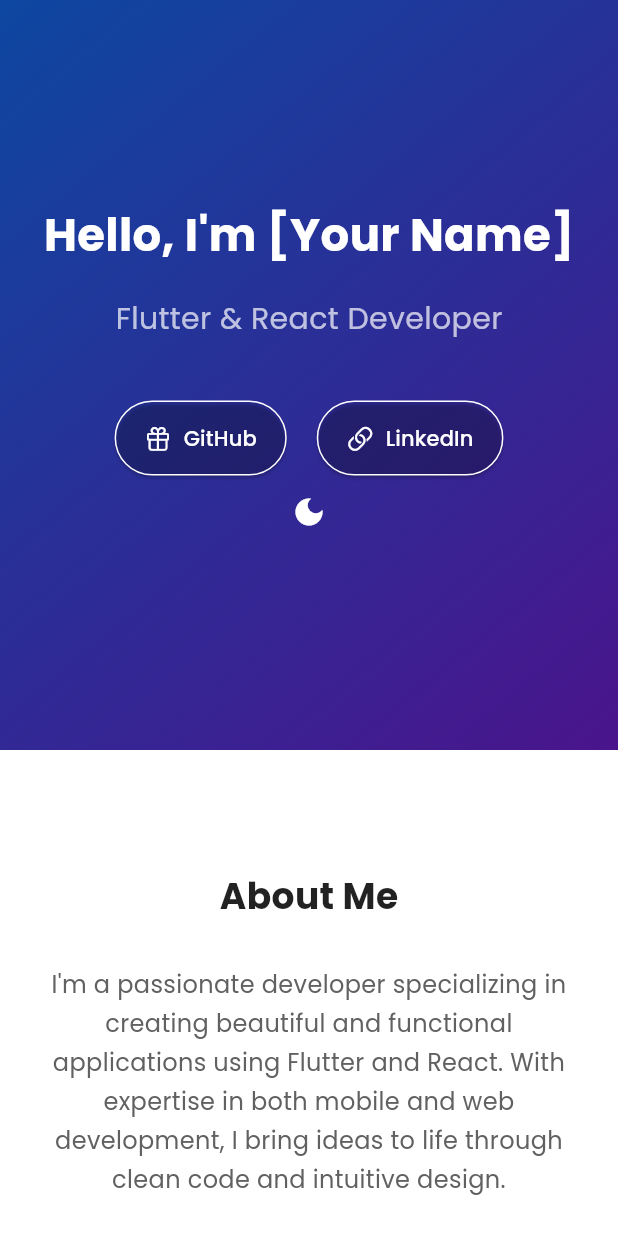
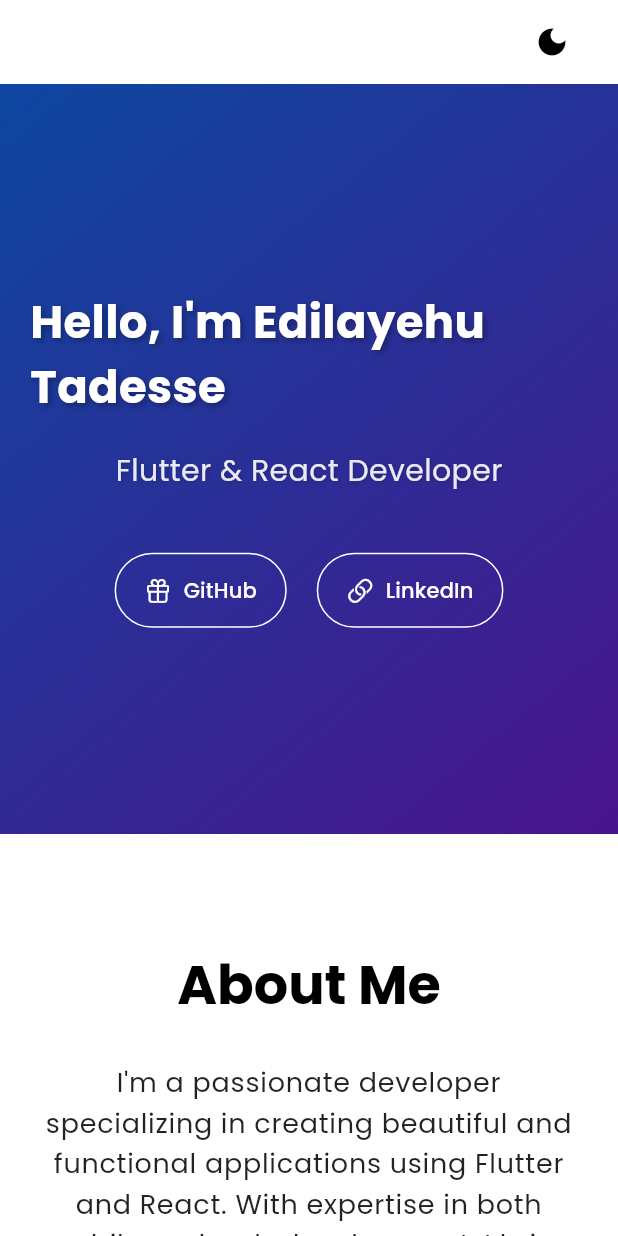
Before and after one commit to Edil-Ayehu/pro-portfolio, a Flutter app: the screen it shows after launch, on a phone screen of 412 x 824 dp. Run offline on Flutter 3.47's test engine with Material 3 defaults, Android fonts, the phone set to English and light mode, and no system bars; our stand-ins replace firebase_core, get, get_storage, google_fonts; accounts and stored records are empty.

Commit message:
dark theme compatibility

```diff
--- /dev/null
+++ b/lib/controllers/theme_controller.dart
@@ -0,0 +1,13 @@
+import 'package:flutter/material.dart';
+import 'package:get/get.dart';
+
+class ThemeController extends GetxController {
+  final _isDarkMode = false.obs;
+
+  bool get isDarkMode => _isDarkMode.value;
+
+  void toggleTheme() {
+    _isDarkMode.value = !_isDarkMode.value;
+    Get.changeThemeMode(_isDarkMode.value ? ThemeMode.dark : ThemeMode.light);
+  }
+}
--- a/lib/core/themes/app_theme.dart
+++ b/lib/core/themes/app_theme.dart
@@ -3,9 +3,11 @@ import 'package:google_fonts/google_fonts.dart';
 
 class AppTheme {
   static final lightTheme = ThemeData(
+    useMaterial3: true,
     brightness: Brightness.light,
     primaryColor: Colors.blue[900],
     scaffoldBackgroundColor: Colors.white,
+    cardColor: Colors.white,
     textTheme: TextTheme(
       displayLarge: GoogleFonts.poppins(
         fontSize: 48,
@@ -33,9 +35,11 @@ class AppTheme {
   );
 
   static final darkTheme = ThemeData(
+    useMaterial3: true,
     brightness: Brightness.dark,
     primaryColor: Colors.blue[400],
-    scaffoldBackgroundColor: Colors.grey[900],
+    scaffoldBackgroundColor: const Color(0xFF121212),
+    cardColor: const Color(0xFF1E1E1E),
     textTheme: TextTheme(
       displayLarge: GoogleFonts.poppins(
         fontSize: 48,
--- a/lib/main.dart
+++ b/lib/main.dart
@@ -1,6 +1,7 @@
 import 'package:firebase_core/firebase_core.dart';
 import 'package:flutter/material.dart';
 import 'package:get/get.dart';
+import 'package:portfolio_pro/controllers/theme_controller.dart';
 import 'package:portfolio_pro/core/themes/app_theme.dart';
 import 'package:portfolio_pro/core/themes/theme_provider.dart';
 import 'package:portfolio_pro/firebase_options.dart';
@@ -9,6 +10,10 @@
 void main() async {
   WidgetsFlutterBinding.ensureInitialized();
   await Firebase.initializeApp(options: DefaultFirebaseOptions.currentPlatform);
+
+  // Initialize the theme controller
+  Get.put(ThemeController());
+
   runApp(const MyApp());
 }
 
--- a/lib/views/screens/home_screen.dart
+++ b/lib/views/screens/home_screen.dart
@@ -2,24 +2,37 @@ import 'package:flutter/cupertino.dart';
 import 'package:flutter/material.dart';
 import 'package:get/get.dart';
 import 'package:google_fonts/google_fonts.dart';
-import 'package:portfolio_pro/core/themes/theme_provider.dart';
+import 'package:portfolio_pro/controllers/theme_controller.dart';
 
-class HomeScreen extends StatelessWidget {
+class HomeScreen extends GetView<ThemeController> {
   HomeScreen({super.key});
-
-  final ThemeProvider themeProvider = Get.find<ThemeProvider>();
 
   @override
   Widget build(BuildContext context) {
     return Scaffold(
+      backgroundColor: Theme.of(context).scaffoldBackgroundColor,
+      appBar: AppBar(
+        backgroundColor: Colors.transparent,
+        elevation: 0,
+        actions: [
+          IconButton(
+            onPressed: controller.toggleTheme,
+            icon: Obx(() => Icon(
+                  controller.isDarkMode ? Icons.light_mode : Icons.dark_mode,
+                  color: controller.isDarkMode ? Colors.white : Colors.black,
+                )),
+          ),
+          const SizedBox(width: 20),
+        ],
+      ),
       body: LayoutBuilder(
         builder: (context, constraints) {
           return SingleChildScrollView(
             child: Column(
               children: [
-                _buildHeader(constraints),
-                _buildAboutSection(constraints),
-                _buildTechStackSection(constraints),
+                _buildHeader(context, constraints),
+                _buildAboutSection(context, constraints),
+                _buildTechStackSection(context, constraints),
               ],
             ),
           );
@@ -28,17 +41,23 @@ class HomeScreen extends StatelessWidget {
     );
   }
 
-  Widget _buildHeader(BoxConstraints constraints) {
+  Widget _buildHeader(BuildContext context, BoxConstraints constraints) {
     bool isMobile = constraints.maxWidth < 600;
 
-    return Container(
+    return GetX<ThemeController>(
+      builder: (controller) => Container(
         height: isMobile ? 500 : 700,
         width: double.infinity,
         decoration: BoxDecoration(
           gradient: LinearGradient(
             begin: Alignment.topLeft,
             end: Alignment.bottomRight,
-          colors: [
+            colors: controller.isDarkMode
+                ? [
+                    const Color(0xFF1A237E), // Darker blue
+                    const Color(0xFF4A148C), // Darker purple
+                  ]
+                : [
                     Colors.blue.shade900,
                     Colors.purple.shade900,
                   ],
@@ -51,11 +70,18 @@ class HomeScreen extends StatelessWidget {
               mainAxisAlignment: MainAxisAlignment.center,
               children: [
                 Text(
-                "Hello, I'm [Your Name]",
+                  "Hello, I'm Edilayehu Tadesse",
                   style: GoogleFonts.poppins(
                     fontSize: isMobile ? 30 : 48,
                     fontWeight: FontWeight.bold,
                     color: Colors.white,
+                    shadows: [
+                      Shadow(
+                        color: Colors.black.withOpacity(0.3),
+                        offset: const Offset(2, 2),
+                        blurRadius: 5,
+                      ),
+                    ],
                   ),
                 ),
                 const SizedBox(height: 20),
@@ -63,37 +89,74 @@ class HomeScreen extends StatelessWidget {
                   "Flutter & React Developer",
                   style: GoogleFonts.poppins(
                     fontSize: isMobile ? 20 : 32,
-                  color: Colors.white70,
+                    color: Colors.white.withOpacity(0.9),
+                    shadows: [
+                      Shadow(
+                        color: Colors.black.withOpacity(0.2),
+                        offset: const Offset(1, 1),
+                        blurRadius: 3,
+                      ),
+                    ],
                   ),
                 ),
                 const SizedBox(height: 40),
                 Row(
                   mainAxisAlignment: MainAxisAlignment.center,
                   children: [
-                  _buildSocialButton(CupertinoIcons.gift, "GitHub"),
+                    _buildSocialButton(
+                      CupertinoIcons.gift,
+                      "GitHub",
+                      controller.isDarkMode,
+                    ),
                     const SizedBox(width: 20),
-                  _buildSocialButton(CupertinoIcons.link, "LinkedIn"),
+                    _buildSocialButton(
+                      CupertinoIcons.link,
+                      "LinkedIn",
+                      controller.isDarkMode,
+                    ),
                   ],
                 ),
-              IconButton(
-                onPressed: () {
-                  themeProvider.changeThemeMode(
-                    Get.isDarkMode ? ThemeMode.light : ThemeMode.dark,
-                  );
-                },
-                icon: Icon(
-                  Get.isDarkMode ? Icons.light_mode : Icons.dark_mode,
-                  color: Colors.white,
+              ],
             ),
-              ),
-            ],
           ),
         ),
       ),
     );
   }
 
-  Widget _buildAboutSection(BoxConstraints constraints) {
+  Widget _buildSocialButton(IconData icon, String label, bool isDarkMode) {
+    return ElevatedButton.icon(
+      onPressed: () {},
+      icon: Icon(
+        icon,
+        color: Colors.white,
+      ),
+      label: Text(
+        label,
+        style: GoogleFonts.poppins(
+          color: Colors.white,
+          fontWeight: FontWeight.w500,
+        ),
+      ),
+      style: ElevatedButton.styleFrom(
+        backgroundColor: Colors.transparent,
+        padding: const EdgeInsets.symmetric(horizontal: 20, vertical: 15),
+        side: BorderSide(
+          color: isDarkMode ? Colors.white.withOpacity(0.8) : Colors.white,
+        ),
+        elevation: 0,
+        shadowColor: Colors.transparent,
+      ).copyWith(
+        overlayColor: WidgetStateProperty.all(
+          isDarkMode
+              ? Colors.white.withOpacity(0.1)
+              : Colors.white.withOpacity(0.2),
+        ),
+      ),
+    );
+  }
+
+  Widget _buildAboutSection(BuildContext context, BoxConstraints constraints) {
     bool isMobile = constraints.maxWidth < 600;
 
     return Container(
@@ -101,23 +164,17 @@ class HomeScreen extends StatelessWidget {
         horizontal: isMobile ? 20 : 100,
         vertical: 80,
       ),
+      color: Theme.of(context).scaffoldBackgroundColor,
       child: Column(
         children: [
           Text(
             "About Me",
-            style: GoogleFonts.poppins(
-              fontSize: isMobile ? 24 : 36,
-              fontWeight: FontWeight.bold,
-            ),
+            style: Theme.of(context).textTheme.displayMedium,
           ),
           const SizedBox(height: 30),
           Text(
             "I'm a passionate developer specializing in creating beautiful and functional applications using Flutter and React. With expertise in both mobile and web development, I bring ideas to life through clean code and intuitive design.",
-            style: GoogleFonts.poppins(
-              fontSize: isMobile ? 16 : 18,
-              color: Colors.grey[700],
-              height: 1.6,
-            ),
+            style: Theme.of(context).textTheme.bodyLarge,
             textAlign: TextAlign.center,
           ),
         ],
@@ -125,7 +182,8 @@ class HomeScreen extends StatelessWidget {
     );
   }
 
-  Widget _buildTechStackSection(BoxConstraints constraints) {
+  Widget _buildTechStackSection(
+      BuildContext context, BoxConstraints constraints) {
     bool isMobile = constraints.maxWidth < 600;
 
     return Container(
@@ -133,15 +191,12 @@ class HomeScreen extends StatelessWidget {
         horizontal: isMobile ? 20 : 100,
         vertical: 80,
       ),
-      color: Colors.grey[100],
+      color: controller.isDarkMode ? const Color(0xFF1E1E1E) : Colors.grey[100],
       child: Column(
         children: [
           Text(
             "Tech Stack",
-            style: GoogleFonts.poppins(
-              fontSize: isMobile ? 24 : 36,
-              fontWeight: FontWeight.bold,
-            ),
+            style: Theme.of(context).textTheme.displayMedium,
           ),
           const SizedBox(height: 40),
           Wrap(
@@ -149,10 +204,10 @@ class HomeScreen extends StatelessWidget {
             runSpacing: 20,
             alignment: WrapAlignment.center,
             children: [
-              _buildTechCard("Flutter", Icons.flutter_dash),
-              _buildTechCard("React", Icons.code),
-              _buildTechCard("Firebase", Icons.local_fire_department),
-              _buildTechCard("Node.js", Icons.abc),
+              _buildTechCard(context, "Flutter", Icons.flutter_dash),
+              _buildTechCard(context, "React", Icons.code),
+              _buildTechCard(context, "Firebase", Icons.local_fire_department),
+              _buildTechCard(context, "Node.js", Icons.abc),
             ],
           ),
         ],
@@ -160,32 +215,35 @@ class HomeScreen extends StatelessWidget {
     );
   }
 
-  Widget _buildSocialButton(IconData icon, String label) {
-    return ElevatedButton.icon(
-      onPressed: () {},
-      icon: Icon(icon, color: Colors.white),
-      label: Text(
-        label,
-        style: GoogleFonts.poppins(color: Colors.white),
-      ),
-      style: ElevatedButton.styleFrom(
-        backgroundColor: Colors.transparent,
-        padding: const EdgeInsets.symmetric(horizontal: 20, vertical: 15),
-        side: const BorderSide(color: Colors.white),
-      ),
-    );
-  }
+  // Widget _buildSocialButton(IconData icon, String label) {
+  //   return ElevatedButton.icon(
+  //     onPressed: () {},
+  //     icon: Icon(icon, color: Colors.white),
+  //     label: Text(
+  //       label,
+  //       style: GoogleFonts.poppins(color: Colors.white),
+  //     ),
+  //     style: ElevatedButton.styleFrom(
+  //       backgroundColor: Colors.transparent,
+  //       padding: const EdgeInsets.symmetric(horizontal: 20, vertical: 15),
+  //       side: const BorderSide(color: Colors.white),
+  //     ),
+  //   );
+  // }
 
-  Widget _buildTechCard(String title, IconData icon) {
-    return Container(
+  Widget _buildTechCard(BuildContext context, String title, IconData icon) {
+    return GetX<ThemeController>(
+      builder: (controller) => Container(
         width: 150,
         padding: const EdgeInsets.all(20),
         decoration: BoxDecoration(
-        color: Colors.white,
+          color: controller.isDarkMode ? Colors.grey[850] : Colors.white,
           borderRadius: BorderRadius.circular(10),
           boxShadow: [
             BoxShadow(
-            color: Colors.grey.withOpacity(0.1),
+              color: controller.isDarkMode
+                  ? Colors.black.withOpacity(0.2)
+                  : Colors.grey.withOpacity(0.1),
               spreadRadius: 2,
               blurRadius: 5,
             ),
@@ -193,17 +251,23 @@ class HomeScreen extends StatelessWidget {
         ),
         child: Column(
           children: [
-          Icon(icon, size: 40, color: Colors.blue[900]),
+            Icon(icon,
+                size: 40,
+                color: controller.isDarkMode
+                    ? Colors.blue[400]
+                    : Colors.blue[900]),
             const SizedBox(height: 10),
             Text(
               title,
               style: GoogleFonts.poppins(
                 fontSize: 16,
                 fontWeight: FontWeight.w500,
+                color: controller.isDarkMode ? Colors.white : Colors.black87,
               ),
             ),
           ],
         ),
+      ),
     );
   }
 }
```
Lines whose indentation alone changed are shown as unchanged.
